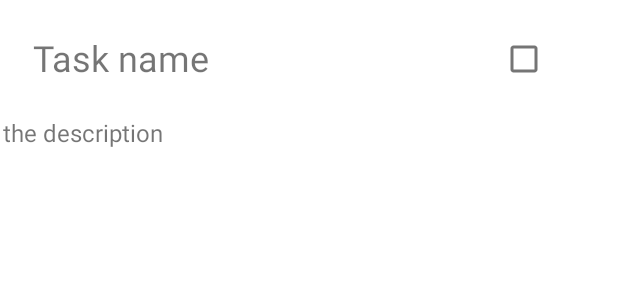
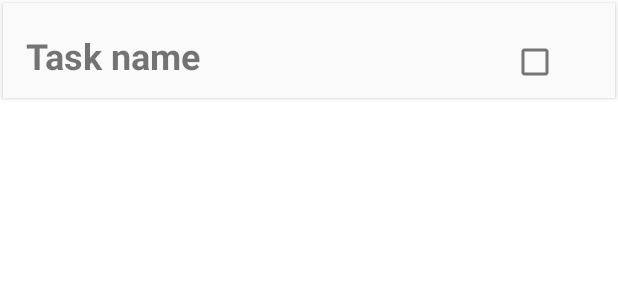
Before and after one commit to matiSzewczyk/ToDo, an Android app: the layout task_item.xml on its own in the app's theme, with its tools: preview values and no code run, on a phone screen of 412 x 824 dp. Shown: the top 300 px of the screen. Run offline under Robolectric (Android 15) with nearby library versions, the phone set to English and light mode, and no system bars.

Commit message:
Fix the layout

```diff
--- a/app/src/main/res/layout/task_item.xml
+++ b/app/src/main/res/layout/task_item.xml
@@ -5,48 +5,55 @@
     android:layout_height="wrap_content"
     android:layout_margin="2dp"
     android:elevation="2dp"
+    android:background="#fafafa"
     xmlns:tools="http://schemas.android.com/tools"
     xmlns:app="http://schemas.android.com/apk/res-auto">
+
     <LinearLayout
         android:id="@+id/main_layout"
         app:layout_constraintTop_toTopOf="parent"
         app:layout_constraintStart_toStartOf="parent"
         app:layout_constraintEnd_toEndOf="parent"
+        android:layout_margin="15dp"
         android:layout_width="match_parent"
-        android:layout_height="75dp" >
+        android:layout_height="wrap_content" >
 
         <TextView
             android:id="@+id/task_name"
-            android:layout_width="wrap_content"
-            android:layout_height="match_parent"
-            android:layout_gravity="center_vertical"
+            android:layout_width="0dp"
+            android:layout_height="wrap_content"
             android:layout_weight=".8"
-            android:layout_margin="20dp"
+            android:layout_marginBottom="15dp"
             android:textSize="24sp"
+            android:textStyle="bold"
             tools:text="Task name"/>
 
         <CheckBox
             android:id="@+id/task_check_box"
-            android:layout_width="wrap_content"
+            android:layout_width="0dp"
             android:layout_height="wrap_content"
-            android:layout_weight=".2"
-            android:layout_margin="20dp" />
+            android:layout_weight=".2" />
+
     </LinearLayout>
 
     <LinearLayout
         android:id="@+id/hidden_layout"
         android:layout_width="match_parent"
-        android:layout_height="25dp"
+        android:layout_height="wrap_content"
+        android:visibility="gone"
+        android:layout_marginStart="15dp"
+        android:layout_marginEnd="15dp"
         app:layout_constraintStart_toStartOf="parent"
         app:layout_constraintEnd_toEndOf="parent"
         app:layout_constraintTop_toBottomOf="@id/main_layout" >
 
         <TextView
             android:id="@+id/task_description"
-            android:layout_width="wrap_content"
+            android:layout_width="0dp"
             android:layout_height="wrap_content"
-            android:textSize="16sp"
+            android:textSize="17sp"
             android:layout_weight="1"
+            android:layout_marginBottom="15dp"
             tools:text="the description"/>
 
     </LinearLayout>
```
Also changed, not shown: app/src/main/java/com/example/todoremake/CustomClickInterface.kt (added, +7 -0 lines), app/src/main/java/com/example/todoremake/TasksAdapter.kt (+11 -2 lines), app/src/main/java/com/example/todoremake/TasksFragment.kt (+11 -2 lines).
